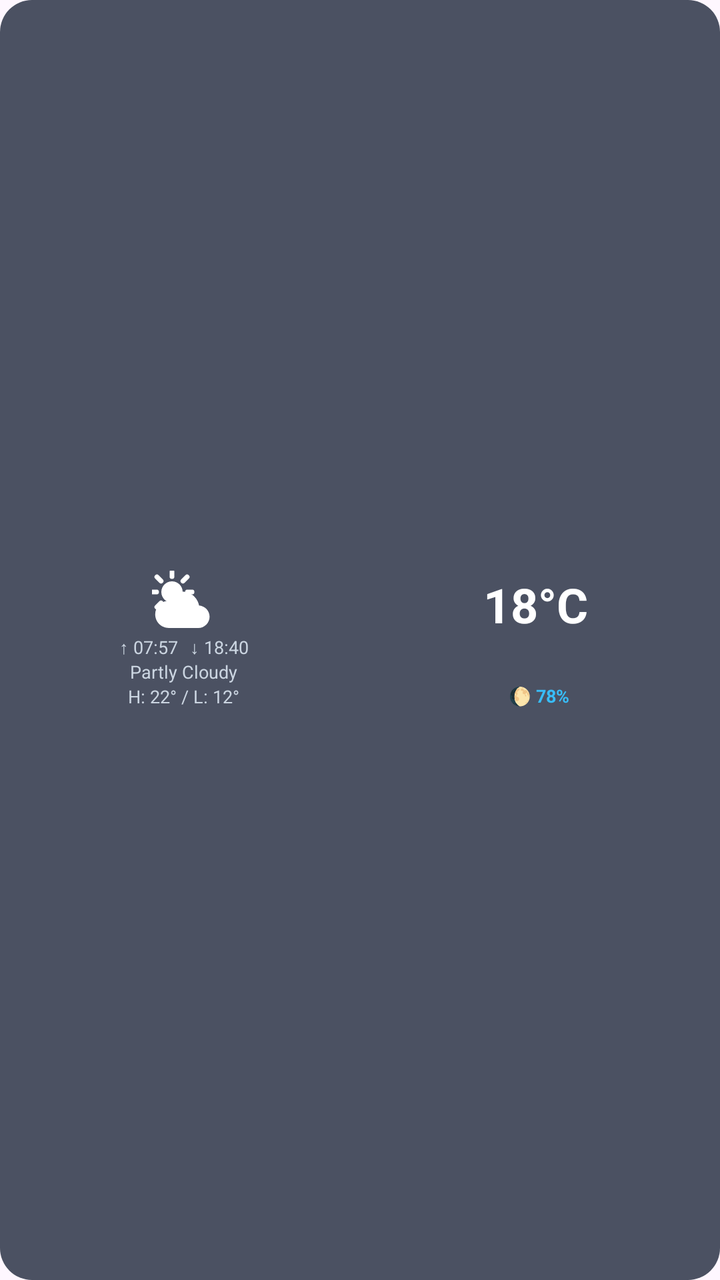
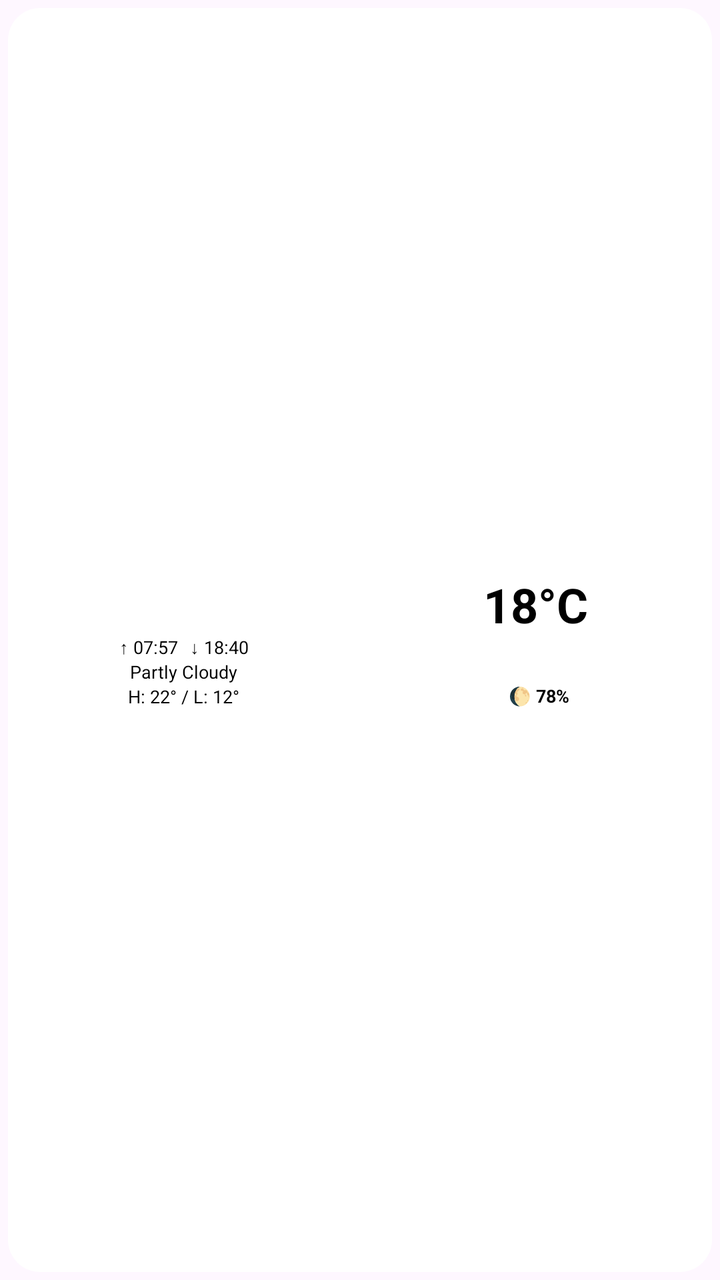

Before-and-after screenshots of an Android layout around one commit, followed by the original layout XML and the change that was made.
<!-- AndroidManifest.xml: application theme Theme.WeatherAPP -->
<!-- res/layout/widget_layout_2x1.xml -->
<?xml version="1.0" encoding="utf-8"?>
<LinearLayout xmlns:android="http://schemas.android.com/apk/res/android"
    android:id="@+id/widget_root"
    android:layout_width="match_parent"
    android:layout_height="match_parent"
    android:orientation="vertical"
    android:padding="4dp"
    android:background="@drawable/bg_widget_container">

    
    <LinearLayout
        android:id="@+id/widget_main_body"
        android:layout_width="match_parent"
        android:layout_height="match_parent"
        android:orientation="horizontal">

        
        <LinearLayout
            android:layout_width="0dp"
            android:layout_height="match_parent"
            android:layout_weight="1"
            android:orientation="vertical"
            android:gravity="center">

            <ImageView
                android:id="@+id/iv_widget_condition_icon"
                android:layout_width="32dp"
                android:layout_height="32dp"
                android:src="@drawable/ic_condition_partly_cloudy" />

            
            <LinearLayout
                android:layout_width="wrap_content"
                android:layout_height="wrap_content"
                android:orientation="horizontal"
                android:gravity="center">

                <TextView
                    android:id="@+id/tv_widget_sunrise"
                    android:layout_width="wrap_content"
                    android:layout_height="wrap_content"
                    android:ellipsize="end"
                    android:maxLines="1"
                    android:text="↑ 07:57"
                    android:textColor="@color/widget_text_secondary"
                    android:textSize="9sp"
                    android:layout_marginEnd="6dp" />

                <TextView
                    android:id="@+id/tv_widget_sunset"
                    android:layout_width="wrap_content"
                    android:layout_height="wrap_content"
                    android:ellipsize="end"
                    android:maxLines="1"
                    android:text="↓ 18:40"
                    android:textColor="@color/widget_text_secondary"
                    android:textSize="9sp" />
            </LinearLayout>

            <TextView
                android:id="@+id/tv_widget_condition"
                android:layout_width="wrap_content"
                android:layout_height="wrap_content"
                android:ellipsize="end"
                android:maxLines="1"
                android:text="Partly Cloudy"
                android:textColor="@color/widget_text_secondary"
                android:textSize="9sp" />

            <TextView
                android:id="@+id/tv_widget_high_low"
                android:layout_width="wrap_content"
                android:layout_height="wrap_content"
                android:ellipsize="end"
                android:maxLines="1"
                android:text="H: 22° / L: 12°"
                android:textColor="@color/widget_text_secondary"
                android:textSize="9sp" />
        </LinearLayout>

        
        <LinearLayout
            android:layout_width="0dp"
            android:layout_height="match_parent"
            android:layout_weight="1"
            android:orientation="vertical"
            android:gravity="center">

            <TextView
                android:id="@+id/tv_widget_temp"
                android:layout_width="wrap_content"
                android:layout_height="wrap_content"
                android:gravity="center"
                android:ellipsize="end"
                android:maxLines="1"
                android:text="18°C"
                android:textColor="@color/widget_text_primary"
                android:textSize="24sp"
                android:textStyle="bold"
                android:autoSizeTextType="uniform"
                android:autoSizeMinTextSize="18sp"
                android:autoSizeMaxTextSize="30sp"
                android:autoSizeStepGranularity="1sp" />

            
            <LinearLayout
                android:layout_width="wrap_content"
                android:layout_height="wrap_content"
                android:orientation="horizontal"
                android:gravity="center">

                <TextView
                    android:id="@+id/tv_widget_moonrise"
                    android:layout_width="wrap_content"
                    android:layout_height="wrap_content"
                    android:ellipsize="end"
                    android:maxLines="1"
                    android:textColor="@color/widget_text_secondary"
                    android:textSize="9sp"
                    android:layout_marginEnd="6dp" />

                <TextView
                    android:id="@+id/tv_widget_moonset"
                    android:layout_width="wrap_content"
                    android:layout_height="wrap_content"
                    android:ellipsize="end"
                    android:maxLines="1"
                    android:textColor="@color/widget_text_secondary"
                    android:textSize="9sp" />
            </LinearLayout>

            <TextView
                android:id="@+id/tv_widget_moon_stage"
                android:layout_width="wrap_content"
                android:layout_height="wrap_content"
                android:ellipsize="end"
                android:maxLines="1"
                android:textColor="@color/widget_text_secondary"
                android:textSize="8sp" />

            
            <LinearLayout
                android:layout_width="wrap_content"
                android:layout_height="wrap_content"
                android:orientation="horizontal"
                android:gravity="center">

                <TextView
                    android:id="@+id/tv_widget_natural_light_period"
                    android:layout_width="wrap_content"
                    android:layout_height="wrap_content"
                    android:ellipsize="end"
                    android:maxLines="1"
                    android:textColor="@color/widget_accent"
                    android:textSize="9sp"
                    android:textStyle="bold"
                    android:layout_marginEnd="3dp" />

                <TextView
                    android:id="@+id/tv_widget_moon_phase"
                    android:layout_width="wrap_content"
                    android:layout_height="wrap_content"
                    android:ellipsize="end"
                    android:maxLines="1"
                    android:text="🌔 78%"
                    android:textColor="@color/widget_accent"
                    android:textSize="9sp"
                    android:textStyle="bold" />
            </LinearLayout>
        </LinearLayout>

    </LinearLayout>

</LinearLayout>
<!-- resources referenced by this layout -->
<resources>
  <color name="widget_accent">#38BDF8</color>
  <color name="widget_text_primary">#FFFFFF</color>
  <color name="widget_text_secondary">#CBD5E1</color>
  <!-- drawable bg_widget_container (drawable) -->
  <?xml version="1.0" encoding="utf-8"?>
  <shape xmlns:android="http://schemas.android.com/apk/res/android"
      android:shape="rectangle">
      <corners android:radius="16dp" />
      <solid android:color="@color/widget_bg_color" />
  </shape>
  <!-- drawable ic_condition_partly_cloudy (drawable) -->
  <vector xmlns:android="http://schemas.android.com/apk/res/android"
      android:width="24dp"
      android:height="24dp"
      android:viewportWidth="24"
      android:viewportHeight="24">
    
    <path
        android:fillColor="#FFFFFFFF"
        android:pathData="M7.5,4c-2.21,0 -4,1.79 -4,4s1.79,4 4,4 4,-1.79 4,-4 -1.79,-4 -4,-4z"/>
    
    <path
        android:strokeColor="#FFFFFFFF"
        android:strokeWidth="1.8"
        android:strokeLineCap="round"
        android:pathData="M7.5,2.2V0.5 M11.6,3.9L13.16,2.34 M13.3,8H15.0 M3.4,3.9L1.84,2.34 M1.7,8H0.2 M3.4,12.1L1.84,13.66"/>
    
    <group
        android:translateX="1.2"
        android:translateY="4.5"
        android:scaleX="0.85"
        android:scaleY="0.85">
      <path
          android:fillColor="#FFFFFFFF"
          android:pathData="M19.35,10.04C18.67,6.59 15.64,4 12,4C9.11,4 6.6,5.64 5.35,8.04C2.34,8.36 0,10.91 0,14C0,17.31 2.69,20 6,20L19,20C21.76,20 24,17.76 24,15C24,12.36 21.95,10.22 19.35,10.04Z"/>
    </group>
  </vector>
  <style name="Theme.WeatherAPP" parent="Base.Theme.WeatherAPP" />
  <color name="widget_bg_color">#CC1E293B</color>
  <style name="Base.Theme.WeatherAPP" parent="Theme.Material3.DayNight.NoActionBar">
          <item name="android:windowLightStatusBar">true</item>
      </style>
</resources>

<!-- the commit's change to res/layout/widget_layout_2x1.xml (unified diff, before → after) -->
@@ -1,174 +1,186 @@
 <?xml version="1.0" encoding="utf-8"?>
-<LinearLayout xmlns:android="http://schemas.android.com/apk/res/android"
+<FrameLayout xmlns:android="http://schemas.android.com/apk/res/android"
     android:id="@+id/widget_root"
     android:layout_width="match_parent"
     android:layout_height="match_parent"
-    android:orientation="vertical"
-    android:padding="4dp"
-    android:background="@drawable/bg_widget_container">
+    android:padding="4dp">
 
-    
-    <LinearLayout
-        android:id="@+id/widget_main_body"
+    <ImageView
+        android:id="@+id/iv_widget_bg"
         android:layout_width="match_parent"
         android:layout_height="match_parent"
-        android:orientation="horizontal">
+        android:src="@drawable/bg_widget_container"
+        android:scaleType="fitXY" />
+
+    <LinearLayout
+        android:layout_width="match_parent"
+        android:layout_height="match_parent"
+        android:orientation="vertical">
 
         
         <LinearLayout
-            android:layout_width="0dp"
+            android:id="@+id/widget_main_body"
+            android:layout_width="match_parent"
             android:layout_height="match_parent"
-            android:layout_weight="1"
-            android:orientation="vertical"
-            android:gravity="center">
-
-            <ImageView
-                android:id="@+id/iv_widget_condition_icon"
-                android:layout_width="32dp"
-                android:layout_height="32dp"
-                android:src="@drawable/ic_condition_partly_cloudy" />
+            android:orientation="horizontal">
 
             
             <LinearLayout
-                android:layout_width="wrap_content"
-                android:layout_height="wrap_content"
-                android:orientation="horizontal"
+                android:layout_width="0dp"
+                android:layout_height="match_parent"
+                android:layout_weight="1"
+                android:orientation="vertical"
                 android:gravity="center">
 
+                <ImageView
+                    android:id="@+id/iv_widget_condition_icon"
+                    android:layout_width="32dp"
+                    android:layout_height="32dp"
+                    android:src="@drawable/ic_condition_partly_cloudy" />
+
+                
+                <LinearLayout
+                    android:layout_width="wrap_content"
+                    android:layout_height="wrap_content"
+                    android:orientation="horizontal"
+                    android:gravity="center">
+
+                    <TextView
+                        android:id="@+id/tv_widget_sunrise"
+                        android:layout_width="wrap_content"
+                        android:layout_height="wrap_content"
+                        android:ellipsize="end"
+                        android:maxLines="1"
+                        android:text="↑ 07:57"
+                        android:textColor="#000000"
+                        android:textSize="9sp"
+                        android:layout_marginEnd="6dp" />
+
+                    <TextView
+                        android:id="@+id/tv_widget_sunset"
+                        android:layout_width="wrap_content"
+                        android:layout_height="wrap_content"
+                        android:ellipsize="end"
+                        android:maxLines="1"
+                        android:text="↓ 18:40"
+                        android:textColor="#000000"
+                        android:textSize="9sp" />
+                </LinearLayout>
+
                 <TextView
-                    android:id="@+id/tv_widget_sunrise"
+                    android:id="@+id/tv_widget_condition"
                     android:layout_width="wrap_content"
                     android:layout_height="wrap_content"
                     android:ellipsize="end"
                     android:maxLines="1"
-                    android:text="↑ 07:57"
-                    android:textColor="@color/widget_text_secondary"
-                    android:textSize="9sp"
-                    android:layout_marginEnd="6dp" />
+                    android:text="Partly Cloudy"
+                    android:textColor="#000000"
+                    android:textSize="9sp" />
 
                 <TextView
-                    android:id="@+id/tv_widget_sunset"
+                    android:id="@+id/tv_widget_high_low"
                     android:layout_width="wrap_content"
                     android:layout_height="wrap_content"
                     android:ellipsize="end"
                     android:maxLines="1"
-                    android:text="↓ 18:40"
-                    android:textColor="@color/widget_text_secondary"
+                    android:text="H: 22° / L: 12°"
+                    android:textColor="#000000"
                     android:textSize="9sp" />
             </LinearLayout>
 
-            <TextView
-                android:id="@+id/tv_widget_condition"
-                android:layout_width="wrap_content"
-                android:layout_height="wrap_content"
-                android:ellipsize="end"
-                android:maxLines="1"
-                android:text="Partly Cloudy"
-                android:textColor="@color/widget_text_secondary"
-                android:textSize="9sp" />
-
-            <TextView
-                android:id="@+id/tv_widget_high_low"
-                android:layout_width="wrap_content"
-                android:layout_height="wrap_content"
-                android:ellipsize="end"
-                android:maxLines="1"
-                android:text="H: 22° / L: 12°"
-                android:textColor="@color/widget_text_secondary"
-                android:textSize="9sp" />
-        </LinearLayout>
-
-        
-        <LinearLayout
-            android:layout_width="0dp"
-            android:layout_height="match_parent"
-            android:layout_weight="1"
-            android:orientation="vertical"
-            android:gravity="center">
-
-            <TextView
-                android:id="@+id/tv_widget_temp"
-                android:layout_width="wrap_content"
-                android:layout_height="wrap_content"
-                android:gravity="center"
-                android:ellipsize="end"
-                android:maxLines="1"
-                android:text="18°C"
-                android:textColor="@color/widget_text_primary"
-                android:textSize="24sp"
-                android:textStyle="bold"
-                android:autoSizeTextType="uniform"
-                android:autoSizeMinTextSize="18sp"
-                android:autoSizeMaxTextSize="30sp"
-                android:autoSizeStepGranularity="1sp" />
-
             
             <LinearLayout
-                android:layout_width="wrap_content"
-                android:layout_height="wrap_content"
-                android:orientation="horizontal"
+                android:layout_width="0dp"
+                android:layout_height="match_parent"
+                android:layout_weight="1"
+                android:orientation="vertical"
                 android:gravity="center">
 
                 <TextView
-                    android:id="@+id/tv_widget_moonrise"
+                    android:id="@+id/tv_widget_temp"
+                    android:layout_width="wrap_content"
+                    android:layout_height="wrap_content"
+                    android:gravity="center"
+                    android:ellipsize="end"
+                    android:maxLines="1"
+                    android:text="18°C"
+                    android:textColor="#000000"
+                    android:textSize="24sp"
+                    android:textStyle="bold"
+                    android:autoSizeTextType="uniform"
+                    android:autoSizeMinTextSize="18sp"
+                    android:autoSizeMaxTextSize="30sp"
+                    android:autoSizeStepGranularity="1sp" />
+
+                
+                <LinearLayout
+                    android:layout_width="wrap_content"
+                    android:layout_height="wrap_content"
+                    android:orientation="horizontal"
+                    android:gravity="center">
+
+                    <TextView
+                        android:id="@+id/tv_widget_moonrise"
+                        android:layout_width="wrap_content"
+                        android:layout_height="wrap_content"
+                        android:ellipsize="end"
+                        android:maxLines="1"
+                        android:textColor="#000000"
+                        android:textSize="9sp"
+                        android:layout_marginEnd="6dp" />
+
+                    <TextView
+                        android:id="@+id/tv_widget_moonset"
+                        android:layout_width="wrap_content"
+                        android:layout_height="wrap_content"
+                        android:ellipsize="end"
+                        android:maxLines="1"
+                        android:textColor="#000000"
+                        android:textSize="9sp" />
+                </LinearLayout>
+
+                <TextView
+                    android:id="@+id/tv_widget_moon_stage"
                     android:layout_width="wrap_content"
                     android:layout_height="wrap_content"
                     android:ellipsize="end"
                     android:maxLines="1"
-                    android:textColor="@color/widget_text_secondary"
-                    android:textSize="9sp"
-                    android:layout_marginEnd="6dp" />
+                    android:textColor="#000000"
+                    android:textSize="8sp" />
 
-                <TextView
-                    android:id="@+id/tv_widget_moonset"
+                
+                <LinearLayout
                     android:layout_width="wrap_content"
                     android:layout_height="wrap_content"
-                    android:ellipsize="end"
-                    android:maxLines="1"
-                    android:textColor="@color/widget_text_secondary"
-                    android:textSize="9sp" />
+                    android:orientation="horizontal"
+                    android:gravity="center">
+
+                    <TextView
+                        android:id="@+id/tv_widget_natural_light_period"
+                        android:layout_width="wrap_content"
+                        android:layout_height="wrap_content"
+                        android:ellipsize="end"
+                        android:maxLines="1"
+                        android:textColor="#000000"
+                        android:textSize="9sp"
+                        android:textStyle="bold"
+                        android:layout_marginEnd="3dp" />
+
+                    <TextView
+                        android:id="@+id/tv_widget_moon_phase"
+                        android:layout_width="wrap_content"
+                        android:layout_height="wrap_content"
+                        android:ellipsize="end"
+                        android:maxLines="1"
+                        android:text="🌔 78%"
+                        android:textColor="#000000"
+                        android:textSize="9sp"
+                        android:textStyle="bold" />
+                </LinearLayout>
             </LinearLayout>
 
-            <TextView
-                android:id="@+id/tv_widget_moon_stage"
-                android:layout_width="wrap_content"
-                android:layout_height="wrap_content"
-                android:ellipsize="end"
-                android:maxLines="1"
-                android:textColor="@color/widget_text_secondary"
-                android:textSize="8sp" />
-
-            
-            <LinearLayout
-                android:layout_width="wrap_content"
-                android:layout_height="wrap_content"
-                android:orientation="horizontal"
-                android:gravity="center">
-
-                <TextView
-                    android:id="@+id/tv_widget_natural_light_period"
-                    android:layout_width="wrap_content"
-                    android:layout_height="wrap_content"
-                    android:ellipsize="end"
-                    android:maxLines="1"
-                    android:textColor="@color/widget_accent"
-                    android:textSize="9sp"
-                    android:textStyle="bold"
-                    android:layout_marginEnd="3dp" />
-
-                <TextView
-                    android:id="@+id/tv_widget_moon_phase"
-                    android:layout_width="wrap_content"
-                    android:layout_height="wrap_content"
-                    android:ellipsize="end"
-                    android:maxLines="1"
-                    android:text="🌔 78%"
-                    android:textColor="@color/widget_accent"
-                    android:textSize="9sp"
-                    android:textStyle="bold" />
-            </LinearLayout>
         </LinearLayout>
 
     </LinearLayout>
 
-</LinearLayout>
+</FrameLayout>
<!-- resource entries referenced after the edit -->
@@ -1,14 +1,11 @@
 <!-- resources referenced by this layout -->
 <resources>
-  <color name="widget_accent">#38BDF8</color>
-  <color name="widget_text_primary">#FFFFFF</color>
-  <color name="widget_text_secondary">#CBD5E1</color>
   <!-- drawable bg_widget_container (drawable) -->
   <?xml version="1.0" encoding="utf-8"?>
   <shape xmlns:android="http://schemas.android.com/apk/res/android"
       android:shape="rectangle">
       <corners android:radius="16dp" />
-      <solid android:color="@color/widget_bg_color" />
+      <solid android:color="#FFFFFF" />
   </shape>
   <!-- drawable ic_condition_partly_cloudy (drawable) -->
   <vector xmlns:android="http://schemas.android.com/apk/res/android"
@@ -38,9 +35,6 @@
     </group>
   </vector>
   <style name="Theme.WeatherAPP" parent="Base.Theme.WeatherAPP" />
-  <color name="widget_bg_color">#CC1E293B</color>
-  <style name="Base.Theme.WeatherAPP" parent="Theme.Material3.DayNight.NoActionBar">
-          <item name="android:windowLightStatusBar">true</item>
-      </style>
+  <style name="Base.Theme.WeatherAPP" parent="Theme.Material3.DayNight.NoActionBar" />
 </resources>
 
